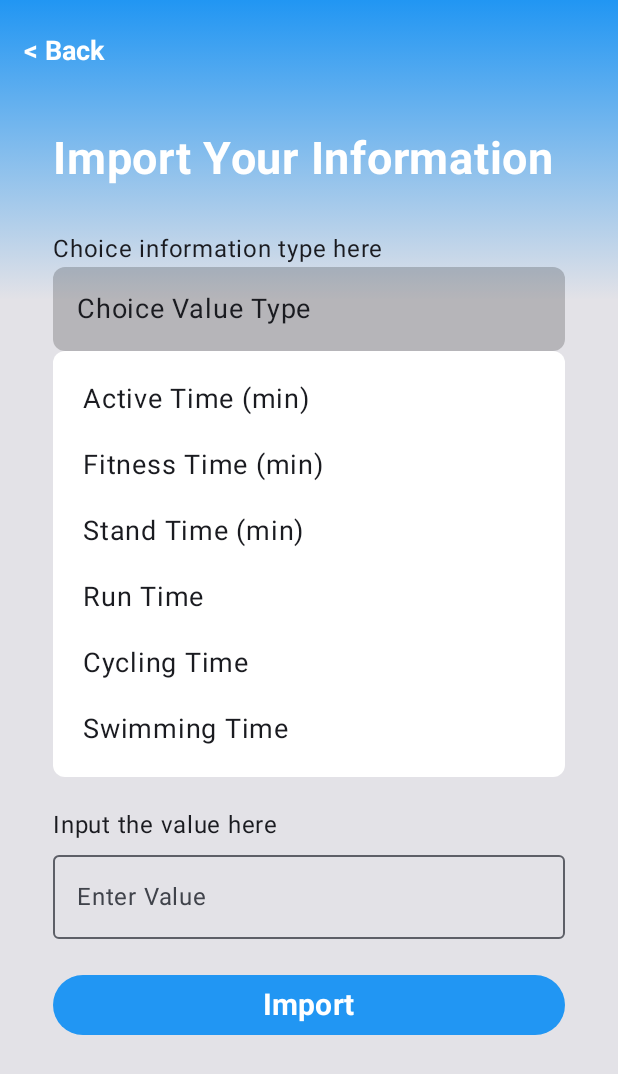
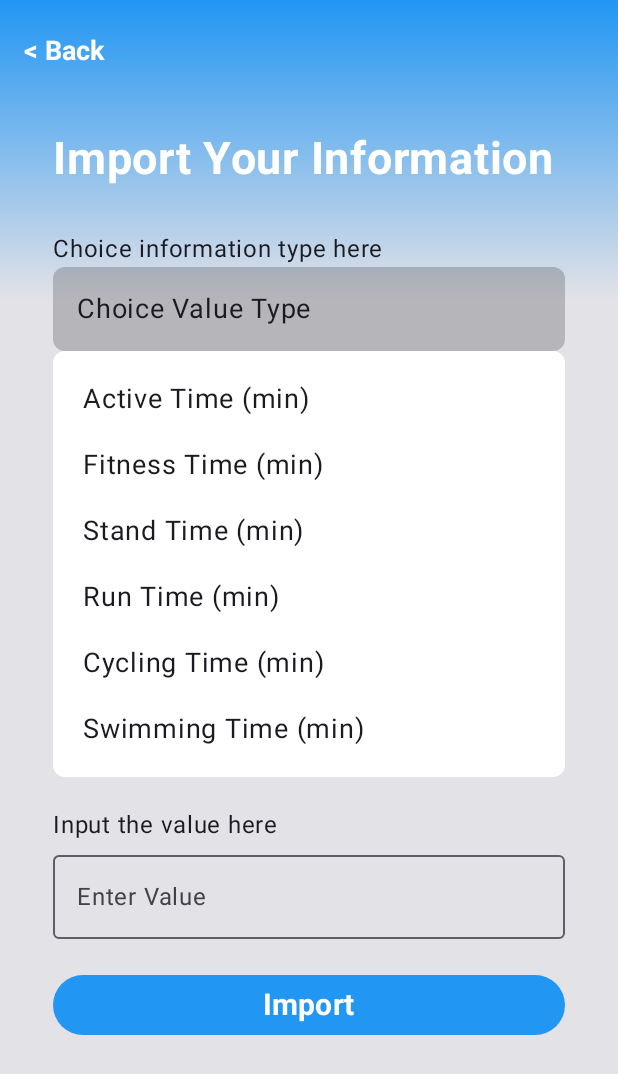
Before and after one commit to JiajunJiang-Oscar/CP3406_HealthStudio_App, an Android app built with Jetpack Compose: the FitnessDetail screen opened directly, with no data from a screen before it, after a tap on "Choice Value Type", on a phone screen of 412 x 824 dp. Shown: the top 1074 px of the screen. Run offline under Robolectric (Android 15) with nearby library versions, the phone set to English and light mode, and no system bars; our stand-ins replace Room's generated code.

Commit message:
Update: Import health/fitness data value is available now! Next step to do: add a popup window after click import button, beautify the APP and create a function: auto update page after import

```diff
--- a/app/src/main/java/com/example/healthstudio/FitnessDeatilPage.kt
+++ b/app/src/main/java/com/example/healthstudio/FitnessDeatilPage.kt
@@ -32,6 +32,7 @@ import androidx.compose.ui.text.font.FontWeight
 import androidx.compose.ui.tooling.preview.Preview
 import androidx.compose.ui.unit.dp
 import androidx.compose.ui.unit.sp
+import com.example.healthstudio.data.HealthViewModel
 import com.example.healthstudio.ui.theme.BluePrimary
 import com.example.healthstudio.ui.theme.HealthStudioTheme
 
@@ -39,20 +40,21 @@ class FitnessDetail : ComponentActivity() {
     override fun onCreate(savedInstanceState: Bundle?) {
         super.onCreate(savedInstanceState)
         enableEdgeToEdge()
+        val viewModel = HealthViewModel()
         setContent {
             HealthStudioTheme {
-                FitnessDetailPage()
+                FitnessDetailPage(viewModel)
             }
         }
     }
 }
 
 @Composable
-fun FitnessDetailPage() {
+fun FitnessDetailPage(viewModel: HealthViewModel) {
     val activity = LocalActivity.current
 
     Scaffold(
-        topBar = { BackHomePage(onBackClick = { activity?.finish() }) },
+        topBar = { BackHomePage(viewModel = viewModel, onBackClick = { activity?.finish() }) },
         content = { paddingValues ->
             // Same color setting with fitness page
             Box(
@@ -80,9 +82,7 @@ fun FitnessDetailPage() {
                         .padding(bottom = 95.dp)
                         .padding(horizontal = 15.dp)
                 ) {
-                    ImportFitnessValues(
-                        // Input Body Information
-                    )
+                    ImportFitnessValues(viewModel)
                 }
             }
         }
@@ -90,12 +90,19 @@ fun FitnessDetailPage() {
 }
 
 @Composable
-fun ImportFitnessValues() {
+fun ImportFitnessValues(viewModel: HealthViewModel) {
     var selectedMetric by remember { mutableStateOf("Choice Value Type") }
     var expanded by remember { mutableStateOf(false) }
     var metricValue by remember { mutableStateOf("") }
 
-    val metricOptions = listOf("Active Time (min)", "Fitness Time (min)", "Stand Time (min)", "Run Time", "Cycling Time", "Swimming Time")
+    val metricOptions = mapOf(
+        "Active Time (min)" to "Fitness Record - Activity",
+        "Fitness Time (min)" to "Fitness Record - Fitness",
+        "Stand Time (min)" to "Fitness Record - Stand",
+        "Run Time (min)" to "Run time (min)",
+        "Cycling Time (min)" to "Cycling time (min)",
+        "Swimming Time (min)" to "Swimming time (min)"
+    )
 
     Column(
         modifier = Modifier
@@ -133,7 +140,7 @@ fun ImportFitnessValues() {
                     )
                     .padding(10.dp)
             ) {
-                metricOptions.forEach { option ->
+                metricOptions.keys.forEach { option ->
                     Text(
                         text = option,
                         fontSize = 18.sp,
@@ -160,7 +167,10 @@ fun ImportFitnessValues() {
         Spacer(modifier = Modifier.height(20.dp))
         Button(
             // Import button
-            onClick = { },
+            onClick = {
+                val metricKey = metricOptions[selectedMetric] ?: return@Button
+                viewModel.updateHealthData(metricKey, metricValue)
+            },
             modifier = Modifier.fillMaxWidth(),
             colors = ButtonDefaults.buttonColors(
                 containerColor = BluePrimary
@@ -181,6 +191,7 @@ fun ImportFitnessValues() {
 @Composable
 fun ThirdPagePreview() {
     HealthStudioTheme {
-        FitnessDetailPage()
+        val fakeViewModel = HealthViewModel()
+        FitnessDetailPage(fakeViewModel)
     }
 }
--- a/app/src/main/java/com/example/healthstudio/data/HealthDao.kt
+++ b/app/src/main/java/com/example/healthstudio/data/HealthDao.kt
@@ -12,6 +12,9 @@ interface HealthDataDao {
     @Query("SELECT * FROM health_data WHERE category = :category")
     suspend fun getHealthDataByCategory(category: String): List<HealthData>
 
+    @Query("SELECT * FROM health_data WHERE title = :title LIMIT 1")
+    suspend fun getHealthDataByTitle(title: String): HealthData?
+
     // Insert data and replace if conflict occurs
     @Insert(onConflict = OnConflictStrategy.REPLACE)
     suspend fun insertHealthData(healthData: HealthData)
--- a/app/src/main/java/com/example/healthstudio/data/HealthDatabase.kt
+++ b/app/src/main/java/com/example/healthstudio/data/HealthDatabase.kt
@@ -52,9 +52,9 @@ abstract class HealthDatabase : RoomDatabase() {
                 dao.insertHealthData(HealthData("Fitness Record - Activity", "--/--", "fitness"))
                 dao.insertHealthData(HealthData("Fitness Record - Fitness", "--/--", "fitness"))
                 dao.insertHealthData(HealthData("Fitness Record - Stand", "--/--", "fitness"))
-                dao.insertHealthData(HealthData("Run time", "--/--", "fitness"))
-                dao.insertHealthData(HealthData("Cycling time", "--/--", "fitness"))
-                dao.insertHealthData(HealthData("Swimming time", "--/--", "fitness"))
+                dao.insertHealthData(HealthData("Run time (min)", "--/--", "fitness"))
+                dao.insertHealthData(HealthData("Cycling time (min)", "--/--", "fitness"))
+                dao.insertHealthData(HealthData("Swimming time (min)", "--/--", "fitness"))
             }
         }
     }
```
Also changed, not shown: app/src/main/java/com/example/healthstudio/HealthDetailPage.kt (+30 -15 lines), app/src/main/java/com/example/healthstudio/data/HealthViewModel.kt (+19 -0 lines).
